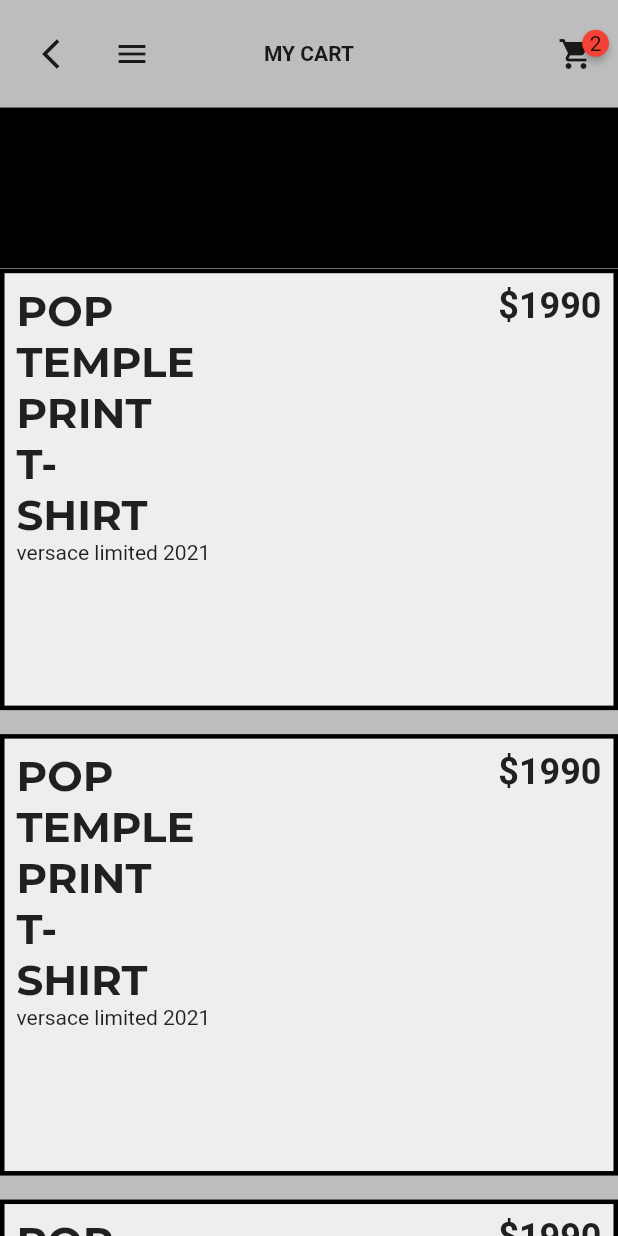
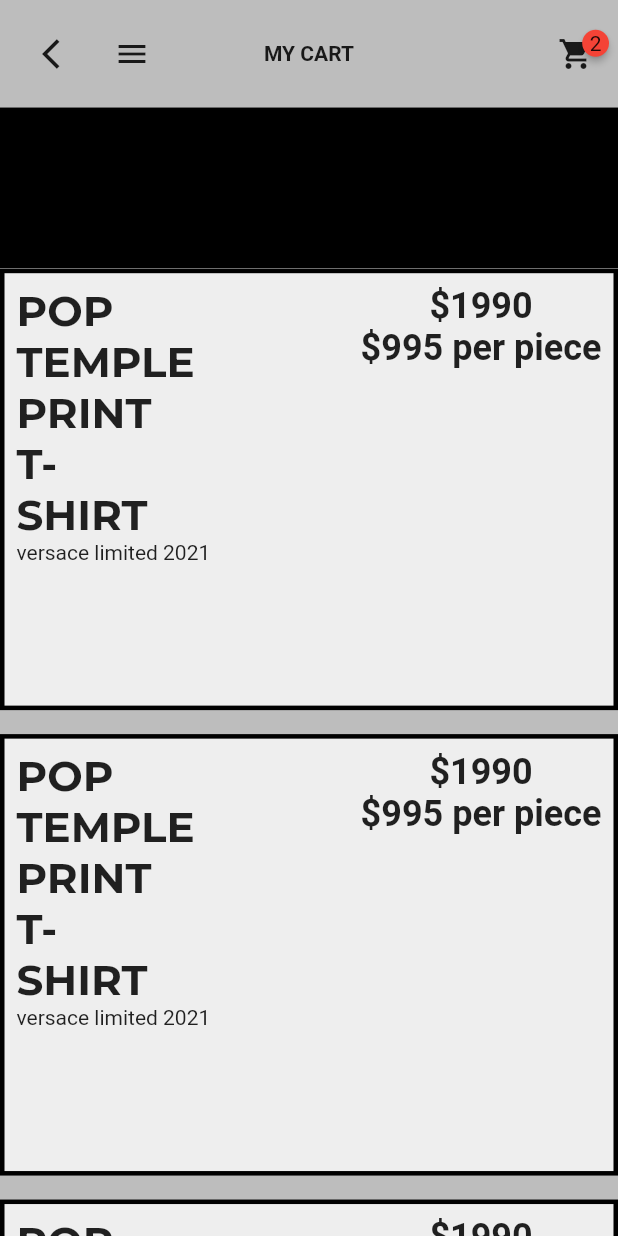
Before and after one commit to JAICHANGPARK/flutter_notebook_8th_story, a Flutter app: the MyCartPage screen opened directly, on a phone screen of 412 x 824 dp. Run offline on Flutter 3.47's test engine with Material 2 defaults, Android fonts, the phone set to English and light mode, and no system bars; drawn by our look-alikes of badges; our stand-ins replace google_fonts.

Commit message:
Update my_cart_page.dart

```diff
--- a/lib/ep561_fashion_store_app/my_cart_page.dart
+++ b/lib/ep561_fashion_store_app/my_cart_page.dart
@@ -89,13 +89,19 @@ class _MyCartPageState extends State<MyCartPage> {
                             ),
                             Positioned(
                                 right: 8,
-                                top:8,
-                                child: Column(children: [
-                                    Text("\$1990", style: TextStyle(
-                                      fontWeight: FontWeight.bold,
-                                      fontSize: 24
-                                    ),)
-                            ],))
+                                top: 8,
+                                child: Column(
+                                  children: [
+                                    Text(
+                                      "\$1990",
+                                      style: TextStyle(fontWeight: FontWeight.bold, fontSize: 24),
+                                    ),
+                                    Text(
+                                      "\$995 per piece",
+                                      style: TextStyle(fontWeight: FontWeight.bold, fontSize: 24),
+                                    )
+                                  ],
+                                ))
                           ],
                         ),
                       );
```
